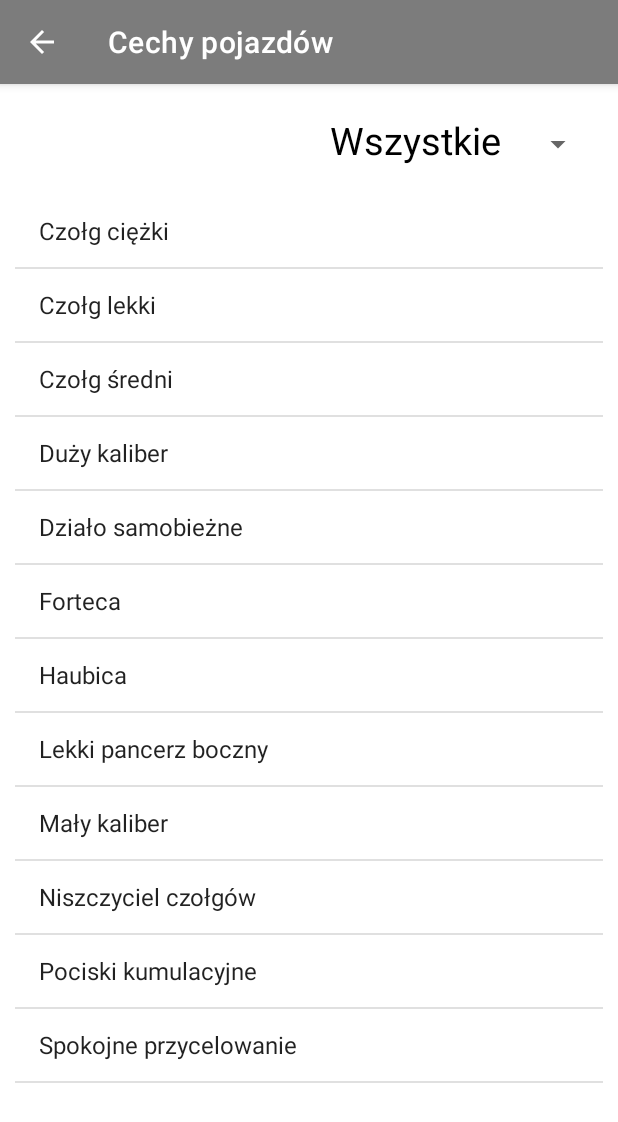
After one commit to MrDeliciousX/MiniTanksWOT, an Android app: the AbilitiesActivity screen opened directly, with no data from a screen before it, on a phone screen of 412 x 824 dp. The commit adds this screen. Shown: the top 1122 px of the screen. Run offline under Robolectric (Android 15) with nearby library versions, the phone set to English and light mode, and no system bars.

Commit message:
dodane wyświetlanie listy cech czołgów oraz filtrowanie ich na oficjalne i nieoficjalne.

```diff
--- /dev/null
+++ b/app/src/main/java/com/mrdelicious/minitankswot/AbilitiesActivity.java
@@ -0,0 +1,96 @@
+package com.mrdelicious.minitankswot;
+
+import androidx.appcompat.app.AppCompatActivity;
+import android.database.Cursor;
+import android.os.Bundle;
+import android.view.View;
+import android.widget.AdapterView;
+import android.widget.ArrayAdapter;
+import android.widget.ListView;
+import android.widget.Spinner;
+import java.io.IOException;
+import java.util.ArrayList;
+import java.util.List;
+import java.util.stream.Collectors;
+
+public class AbilitiesActivity extends AppCompatActivity implements AdapterView.OnItemSelectedListener {
+
+    DatabaseHelper dbHelper;
+    ListView lvAbilities;
+    ArrayAdapter<String> abilitiesArrayAdapter;
+    String db_name = "db_abilities.db";
+    String table = "ABILITIES_TABLE";
+
+    @Override
+    protected void onCreate(Bundle savedInstanceState) {
+        super.onCreate(savedInstanceState);
+        setContentView(R.layout.activity_abilities);
+        this.setTitle("Cechy pojazdów");
+        lvAbilities = findViewById(R.id.abilities_list);
+
+        dbHelper = new DatabaseHelper(getApplicationContext(),db_name);
+        try {
+            dbHelper.createDataBase(db_name);
+        } catch (IOException e) {
+            e.printStackTrace();
+        }
+
+        showAbilitiesOnListView(dbHelper,2);
+        fillFilters();
+
+    }
+    void showAbilitiesOnListView(DatabaseHelper databaseHelper, int official) {
+        List<String> abilities = databaseHelper.getColumnFromDatabase(db_name,table,1, Cursor::getString);
+        List<Integer> officials = databaseHelper.getColumnFromDatabase(db_name,table,3,Cursor::getInt);
+        List<String> findAbilities = new ArrayList<>();
+        for (int i = 0; i < abilities.size(); i++) {
+            boolean good = true;
+            if (official != 2)
+                if (officials.get(i) != official)
+                    good = false;
+            if (good)
+                findAbilities.add(abilities.get(i));
+        }
+
+        abilitiesArrayAdapter = new ArrayAdapter<>(
+                AbilitiesActivity.this,
+                android.R.layout.simple_list_item_1,
+                findAbilities.stream().sorted().collect(Collectors.toList())
+        );
+        lvAbilities.setAdapter(abilitiesArrayAdapter);
+    }
+    void fillFilters(){
+        Spinner spinnerOfficials = findViewById(R.id.abilities_filter);
+        ArrayList<CustomSpinner> list = new ArrayList<>();
+        list.add(new CustomSpinner(getString(R.string.all),0));
+        list.add(new CustomSpinner(getString(R.string.official),0));
+        list.add(new CustomSpinner(getString(R.string.unofficials),0));
+        SpinnerAdapter spinnerAdapter = new SpinnerAdapter(this,list);
+        if (spinnerOfficials != null){
+            spinnerOfficials.setAdapter(spinnerAdapter);
+            spinnerOfficials.setOnItemSelectedListener(this);
+        }
+
+    }
+
+    @Override
+    public void onItemSelected(AdapterView<?> parent, View view, int position, long id) {
+        CustomSpinner items = (CustomSpinner)parent.getSelectedItem();
+        String chosenFilter=items.getSpinnerText();
+        switch (chosenFilter) {
+            case "Wszystkie":
+                showAbilitiesOnListView(dbHelper,2);
+                break;
+            case "Oficjalne":
+                showAbilitiesOnListView(dbHelper,1);
+                break;
+            case "Nieoficjalne":
+                showAbilitiesOnListView(dbHelper,0);
+                break;
+        }
+    }
+    @Override
+    public void onNothingSelected(AdapterView<?> parent) {
+
+    }
+}
--- /dev/null
+++ b/app/src/main/res/layout/activity_abilities.xml
@@ -0,0 +1,31 @@
+<?xml version="1.0" encoding="utf-8"?>
+<androidx.constraintlayout.widget.ConstraintLayout xmlns:android="http://schemas.android.com/apk/res/android"
+    xmlns:app="http://schemas.android.com/apk/res-auto"
+    xmlns:tools="http://schemas.android.com/tools"
+    android:layout_width="match_parent"
+    android:layout_height="match_parent"
+    tools:context=".AbilitiesActivity">
+
+    <Spinner
+        android:id="@+id/abilities_filter"
+        android:layout_width="230dp"
+        android:layout_height="48dp"
+        android:layout_marginTop="16dp"
+        android:layout_marginEnd="16dp"
+        android:contentDescription="@string/filter"
+        app:layout_constraintEnd_toEndOf="parent"
+        app:layout_constraintTop_toTopOf="parent" />
+
+    <ListView
+        android:id="@+id/abilities_list"
+        android:layout_width="0dp"
+        android:layout_height="0dp"
+        android:layout_marginStart="10dp"
+        android:layout_marginTop="10dp"
+        android:layout_marginEnd="10dp"
+        android:layout_marginBottom="10dp"
+        app:layout_constraintBottom_toBottomOf="parent"
+        app:layout_constraintEnd_toEndOf="parent"
+        app:layout_constraintStart_toStartOf="parent"
+        app:layout_constraintTop_toBottomOf="@+id/abilities_filter" />
+</androidx.constraintlayout.widget.ConstraintLayout>
--- a/app/src/main/res/values/strings.xml
+++ b/app/src/main/res/values/strings.xml
@@ -57,5 +57,6 @@
     <string name="official">Oficjalne</string>
     <string name="unofficials">Nieoficjalne</string>
     <string name="all">Wszystkie</string>
+    <string name="filter">Filtr</string>
 
 </resources>
```
Also changed, not shown: app/src/main/AndroidManifest.xml (+19 -3 lines), app/src/main/java/com/mrdelicious/minitankswot/GameActivity.java (+9 -1 lines), app/src/main/java/com/mrdelicious/minitankswot/TerrainsActivity.java (added, +14 -0 lines), app/src/main/res/layout/activity_game.xml (+5 -3 lines), app/src/main/res/layout/activity_terrains.xml (added, +9 -0 lines), app/src/main/assets/databases/db_abilities.db, app/src/main/assets/databases/db_tanks.db, 1 other file.
